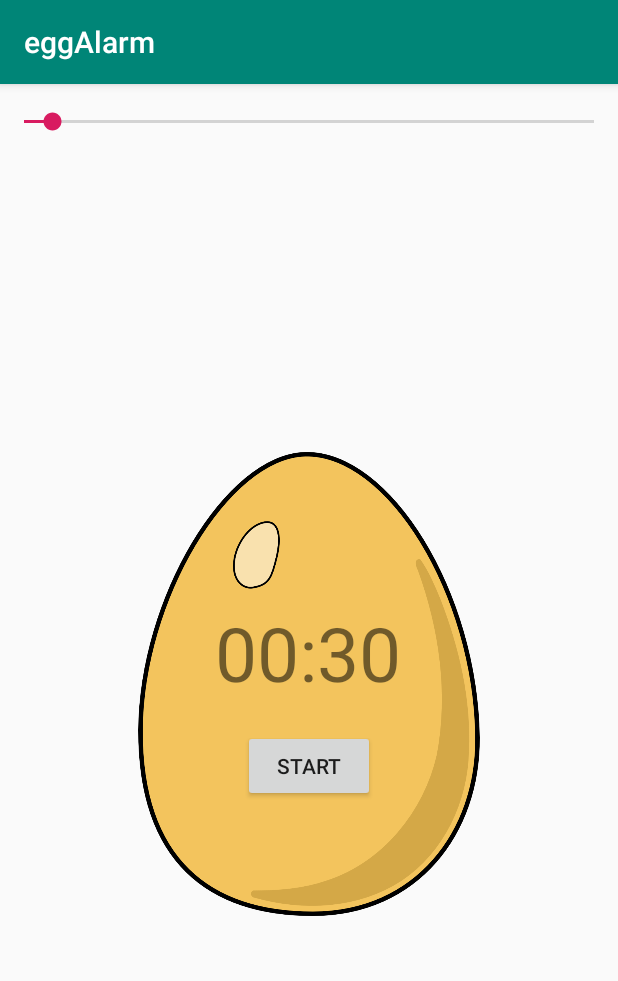
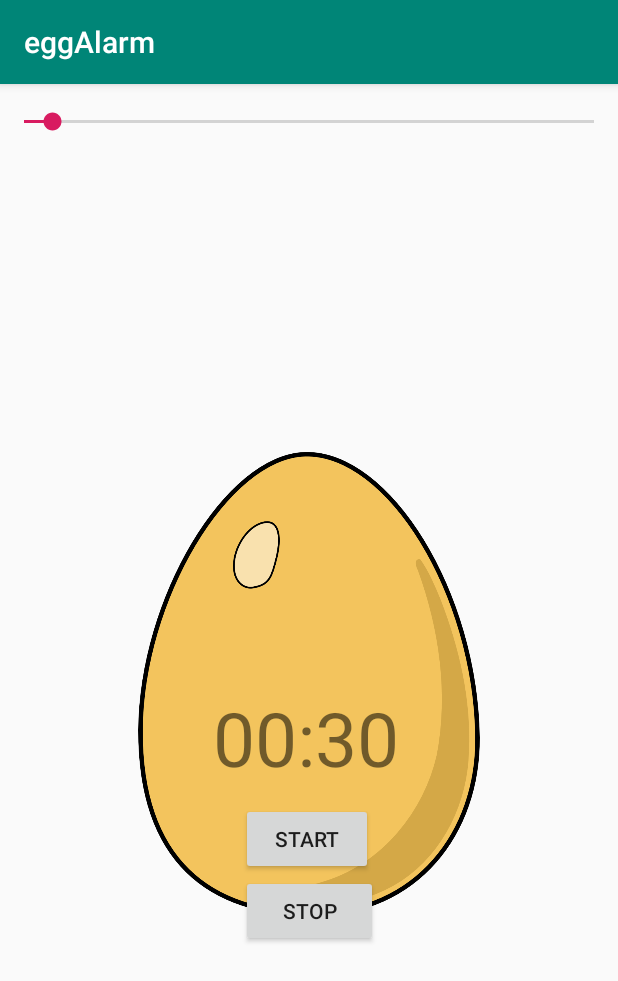
Before and after one commit to Tepenox/eggTimer, an Android app: the screen it shows after launch (MainActivity), on a phone screen of 412 x 824 dp. Shown: the top 981 px of the screen. Run offline under Robolectric (Android 15) with nearby library versions, the phone set to English and light mode, and no system bars.

Commit message:
fixed the ui adn added the pause fucntionality

```diff
--- a/app/src/main/java/com/example/anass/eggalarm/MainActivity.java
+++ b/app/src/main/java/com/example/anass/eggalarm/MainActivity.java
@@ -1,18 +1,13 @@
 package com.example.anass.eggalarm;
 
+import android.media.MediaPlayer;
 import android.os.CountDownTimer;
 import android.support.v7.app.AppCompatActivity;
 import android.os.Bundle;
-import android.util.Log;
 import android.view.View;
 import android.widget.Button;
 import android.widget.SeekBar;
 import android.widget.TextView;
-
-import org.w3c.dom.Text;
-
-import java.time.Duration;
-import java.time.LocalTime;
 
 public class MainActivity extends AppCompatActivity {
 
@@ -20,9 +15,35 @@ public class MainActivity extends AppCompatActivity {
     TextView timerTextView;
     Button timerButton;
     CountDownTimer timer;
+    MediaPlayer mp;
+    int timeLeft;
+    // 0 stopped  1 active 2 paused 3 done
+    int timerState = 0;
+
 
     public void onButtonClick(View view) {
-        timer.start();
+        if (timerState == 0 || timerState == 2) {
+            timer.start();
+            timerButton.setText("pause");
+            timerState = 1;
+            timerSeekBar.setEnabled(false);
+        } else if (timerState == 1 || timerState == 3) {
+            if (timerState != 3) {
+                //pausing the timer here
+                timer.cancel();
+                setTimer(timeLeft);
+                timerButton.setText("resume");
+                timerState = 2;
+            } else {
+                timer.cancel();
+                mp.stop();
+                timerSeekBar.setEnabled(true);
+                timerState = 0;
+                timerSeekBar.setProgress(30);
+
+            }
+
+        }
 
     }
 
@@ -33,19 +54,21 @@ public class MainActivity extends AppCompatActivity {
         setContentView(R.layout.activity_main);
         timerSeekBar = findViewById(R.id.timerSeekBar);
         timerTextView = findViewById(R.id.timerTextView);
-        timerButton = findViewById(R.id.timerButton);
+        timerButton = findViewById(R.id.timerStartButton);
+        mp = MediaPlayer.create(getApplicationContext(), R.raw.alarm);
 
         timerSeekBar.setMax(600);
         timerSeekBar.setProgress(30);
 
         timerTextView.setText("00:30");
 
+        setTimer(30000);
 
         timerSeekBar.setOnSeekBarChangeListener(new SeekBar.OnSeekBarChangeListener() {
             @Override
             public void onProgressChanged(SeekBar seekBar, int progress, boolean fromUser) {
                 setTimerText(progress * 1000);
-                changeInstanceTimer(progress * 1000);
+                setTimer(progress * 1000);
             }
 
             @Override
@@ -62,16 +85,19 @@ public class MainActivity extends AppCompatActivity {
 
     }
 
-    private void changeInstanceTimer(final int milliseconds) {
+    private void setTimer(final int milliseconds) {
         timer = new CountDownTimer(milliseconds, 1000) {
             @Override
             public void onTick(long millisUntilFinished) {
+                timeLeft = (int) millisUntilFinished;
                 setTimerText((int) millisUntilFinished);
             }
 
             @Override
             public void onFinish() {
-
+                mp.start();
+                timerButton.setText("stop");
+                timerState = 3;
             }
 
         };
@@ -91,4 +117,6 @@ public class MainActivity extends AppCompatActivity {
         timerTextView.setText(timerText);
 
     }
+
+
 }
--- a/app/src/main/res/layout/activity_main.xml
+++ b/app/src/main/res/layout/activity_main.xml
@@ -27,34 +27,51 @@
         app:layout_constraintTop_toTopOf="parent" />
 
     <Button
-        android:id="@+id/timerButton"
+        android:id="@+id/timerStartButton"
         android:layout_width="wrap_content"
         android:layout_height="wrap_content"
+        android:layout_marginStart="8dp"
+        android:layout_marginLeft="8dp"
+        android:layout_marginEnd="8dp"
+        android:layout_marginRight="8dp"
+        android:onClick="onButtonClick"
+        android:text="Start"
+        app:layout_constraintBottom_toTopOf="@+id/button"
+        app:layout_constraintEnd_toEndOf="parent"
+        app:layout_constraintHorizontal_bias="0.496"
+        app:layout_constraintStart_toStartOf="parent" />
+
+    <TextView
+        android:id="@+id/timerTextView"
+        android:layout_width="128dp"
+        android:layout_height="77dp"
+        android:layout_marginStart="8dp"
+        android:layout_marginLeft="8dp"
+        android:layout_marginTop="176dp"
+        android:layout_marginEnd="8dp"
+        android:layout_marginRight="8dp"
+        android:text="12:60"
+        android:textSize="50sp"
+        app:layout_constraintBottom_toTopOf="@+id/timerStartButton"
+        app:layout_constraintEnd_toEndOf="parent"
+        app:layout_constraintStart_toStartOf="parent"
+        app:layout_constraintTop_toTopOf="parent"
+        app:layout_constraintVertical_bias="1.0" />
+
+    <Button
+        android:id="@+id/button"
+        android:layout_width="91dp"
+        android:layout_height="48dp"
         android:layout_marginStart="8dp"
         android:layout_marginLeft="8dp"
         android:layout_marginTop="8dp"
         android:layout_marginEnd="8dp"
         android:layout_marginRight="8dp"
-        android:onClick="onButtonClick"
-        android:text="Start"
-        app:layout_constraintEnd_toEndOf="parent"
-        app:layout_constraintStart_toStartOf="parent"
-        app:layout_constraintTop_toBottomOf="@+id/timerTextView" />
-
-    <TextView
-        android:id="@+id/timerTextView"
-        android:layout_width="126dp"
-        android:layout_height="77dp"
-        android:layout_marginStart="8dp"
-        android:layout_marginLeft="8dp"
-        android:layout_marginTop="8dp"
-        android:layout_marginEnd="8dp"
-        android:layout_marginRight="8dp"
-        android:layout_marginBottom="8dp"
-        android:text="12:60"
-        android:textSize="50sp"
+        android:text="Stop"
         app:layout_constraintBottom_toBottomOf="parent"
         app:layout_constraintEnd_toEndOf="parent"
+        app:layout_constraintHorizontal_bias="0.501"
         app:layout_constraintStart_toStartOf="parent"
-        app:layout_constraintTop_toTopOf="parent" />
+        app:layout_constraintTop_toTopOf="parent"
+        app:layout_constraintVertical_bias="0.729" />
 </android.support.constraint.ConstraintLayout>
```
Also changed, not shown: 1 other file.
